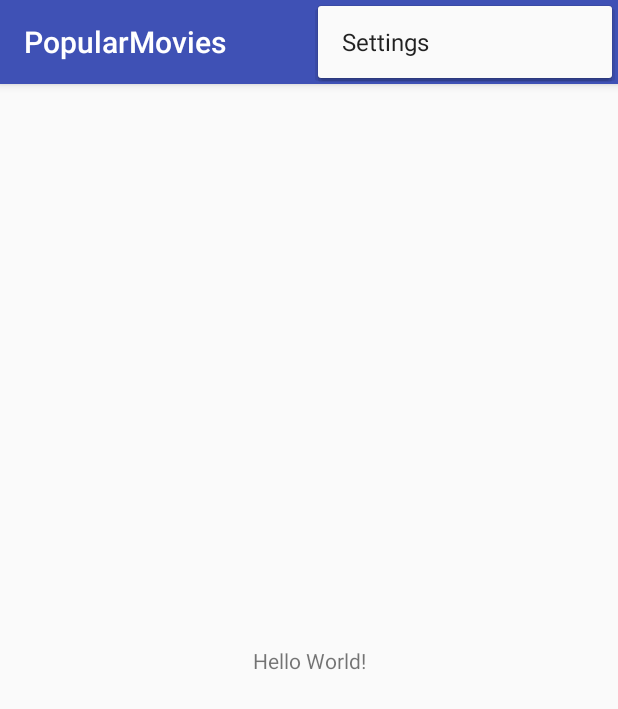
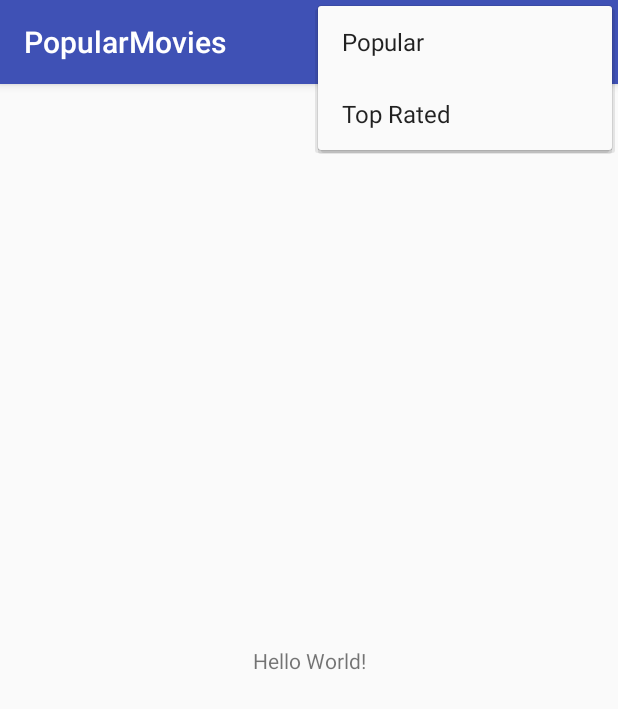
Before and after one commit to nsutanto/PopularMoviesStage1, an Android app: the screen it shows after launch (MainActivity), with the options menu open, on a phone screen of 412 x 824 dp. Shown: the top 709 px of the screen. Run offline under Robolectric (Android 15) with nearby library versions, the phone set to English and light mode, and no system bars.

Commit message:
Adding Popular and Top Rated Setting

```diff
--- a/app/src/main/java/com/udacity/nsutanto/popularmovies/MainActivity.java
+++ b/app/src/main/java/com/udacity/nsutanto/popularmovies/MainActivity.java
@@ -27,7 +27,7 @@ public class MainActivity extends AppCompatActivity {
     @Override
     public boolean onCreateOptionsMenu(Menu menu) {
         // Inflate the menu; this adds items to the action bar if it is present.
-        getMenuInflater().inflate(R.menu.menu_popular, menu);
+        getMenuInflater().inflate(R.menu.menu_movie, menu);
         return true;
     }
 
@@ -39,8 +39,11 @@ public class MainActivity extends AppCompatActivity {
         int id = item.getItemId();
 
         //noinspection SimplifiableIfStatement
-        if (id == R.id.action_settings) {
-            return true;
+        if (id == R.id.action_popular) {
+            // TODO: Fetch Popular Movie
+        }
+        else {
+            // TODO: Fetch Top Rated Movie
         }
 
         return super.onOptionsItemSelected(item);
--- a/app/src/main/res/menu/menu_popular.xml
+++ b/app/src/main/res/menu/menu_movie.xml
@@ -3,8 +3,13 @@
     xmlns:tools="http://schemas.android.com/tools"
     tools:context="com.udacity.nsutanto.popularmovies.MainActivity">
     <item
-        android:id="@+id/action_settings"
+        android:id="@+id/action_popular"
         android:orderInCategory="100"
-        android:title="@string/action_settings"
+        android:title="@string/action_popular"
+        app:showAsAction="never" />
+    <item
+        android:id="@+id/action_top_rated"
+        android:orderInCategory="100"
+        android:title="@string/action_top_rated"
         app:showAsAction="never" />
 </menu>
--- a/app/src/main/res/values/strings.xml
+++ b/app/src/main/res/values/strings.xml
@@ -1,4 +1,6 @@
 <resources>
     <string name="app_name">PopularMovies</string>
     <string name="action_settings">Settings</string>
+    <string name="action_popular">Popular</string>
+    <string name="action_top_rated">Top Rated</string>
 </resources>
```
